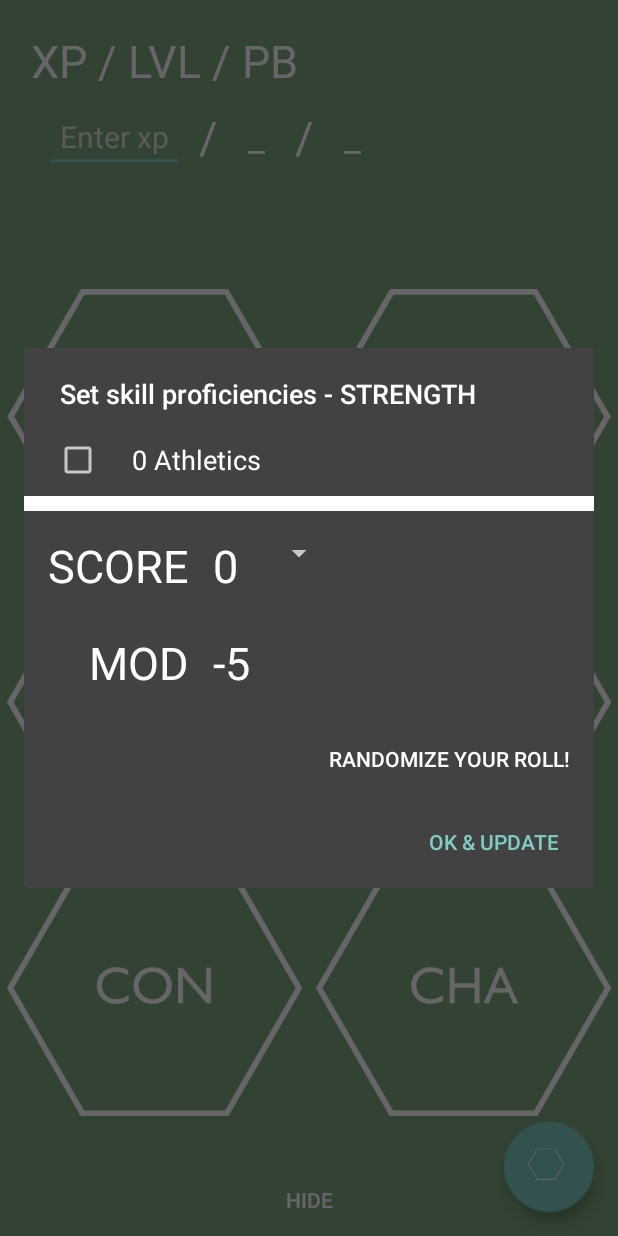
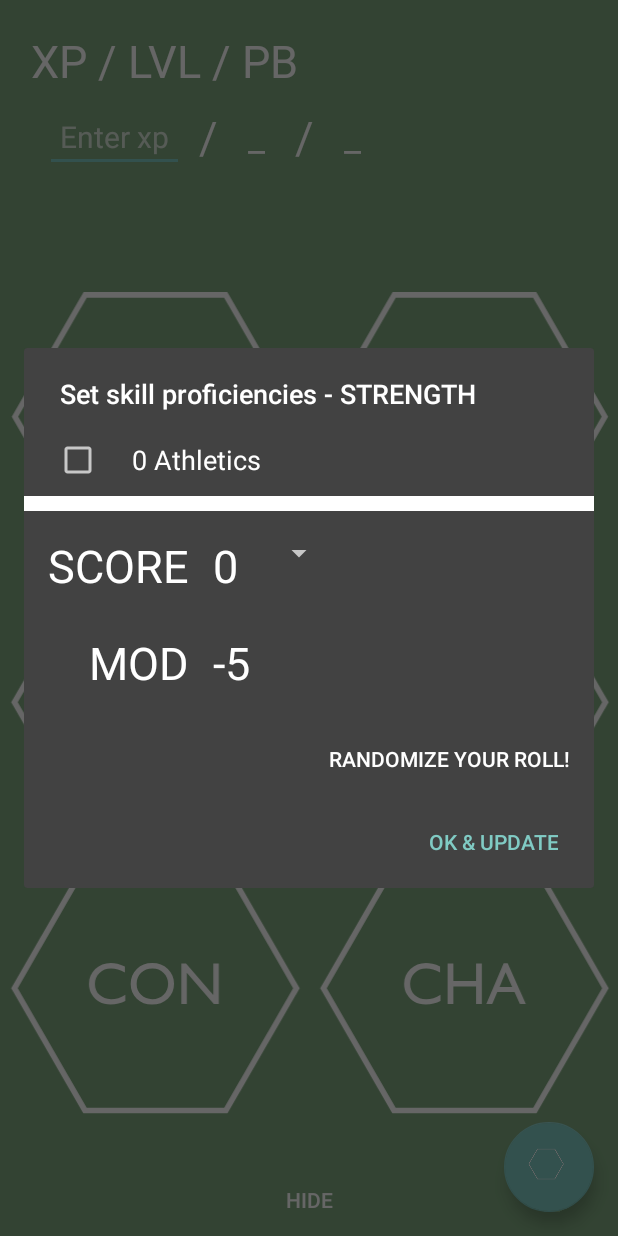
Before and after one commit to kottbulle86/EasyDND, an Android app: the MainActivity screen opened directly, with no data from a screen before it, after a tap on an icon or button, on a phone screen of 412 x 824 dp. Run offline under Robolectric (Android 15) with nearby library versions, the phone set to English and light mode, and no system bars; libraries missing offline, so code that uses them is left out: com.vstechlab.easyfonts; 3 other taps on this screen came first.

Commit message:
Vector design added to expand2 and expand3 menues

```diff
--- /dev/null
+++ b/app/src/main/res/drawable/vector_ability_shape.xml
@@ -0,0 +1,12 @@
+<?xml version="1.0" encoding="utf-8"?>
+<vector xmlns:android="http://schemas.android.com/apk/res/android"
+    android:width="104.132dp"
+    android:height="90.633dp"
+    android:viewportWidth="104.132"
+    android:viewportHeight="90.633">
+
+    <path
+        android:strokeColor="#FFFFFF"
+        android:strokeWidth="2"
+        android:pathData="M 27.391 88.696 L 2.391 45.394 L 27.391 2.093 L 77.391 2.093 L 102.391 45.394 L 77.391 88.696 Z" />
+</vector>
--- /dev/null
+++ b/app/src/main/res/drawable/vector_ability_shape_cha.xml
@@ -0,0 +1,26 @@
+<?xml version="1.0" encoding="utf-8"?>
+<vector xmlns:android="http://schemas.android.com/apk/res/android"
+    android:width="104.132dp"
+    android:height="90.633dp"
+    android:viewportWidth="104.132"
+    android:viewportHeight="90.633">
+
+    <path
+        android:strokeColor="#FFFFFF"
+        android:strokeWidth="2"
+        android:pathData="M 27.391 88.696 L 2.391 45.394 L 27.391 2.093 L 77.391 2.093 L 102.391 45.394 L 77.391 88.696 Z" />
+    <path
+        android:fillColor="#FFFFFF"
+        android:pathData="M43.899,47.669v2.256c-1.504,0.82-3.24,1.23-5.209,1.23c-1.6,0-2.957-0.32-4.071-0.963
+s-1.996-1.528-2.646-2.656S31,45.188,31,43.876c0-2.085,0.743-3.838,2.23-5.26c1.486-1.422,3.32-2.133,5.501-2.133
+c1.504,0,3.175,0.393,5.014,1.179v2.205c-1.675-0.957-3.312-1.436-4.912-1.436c-1.641,0-3.003,0.518-4.086,1.553
+c-1.084,1.036-1.625,2.333-1.625,3.892c0,1.572,0.533,2.864,1.6,3.875s2.43,1.518,4.091,1.518
+C40.549,49.269,42.245,48.736,43.899,47.669z" />
+    <path
+        android:fillColor="#FFFFFF"
+        android:pathData="M56.522,36.667h2.051v14.324h-2.051v-6.234h-8.05v6.234h-2.051V36.667h2.051v6.193h8.05V36.667z" />
+    <path
+        android:fillColor="#FFFFFF"
+        android:pathData="M66.304,36.585h1.441l6.424,14.406h-2.1l-1.909-4.244h-6.111l-1.79,4.244h-2.107L66.304,36.585z
+M69.318,44.922l-2.312-5.188l-2.143,5.188H69.318z" />
+</vector>
--- /dev/null
+++ b/app/src/main/res/drawable/vector_ability_shape_con.xml
@@ -0,0 +1,31 @@
+<?xml version="1.0" encoding="utf-8"?>
+<vector xmlns:android="http://schemas.android.com/apk/res/android"
+    android:width="104.132dp"
+    android:height="90.633dp"
+    android:viewportWidth="104.132"
+    android:viewportHeight="90.633">
+
+    <path
+        android:strokeColor="#FFFFFF"
+        android:strokeWidth="2"
+        android:pathData="M 27.391 88.696 L 2.391 45.394 L 27.391 2.093 L 77.391 2.093 L 102.391 45.394 L 77.391 88.696 Z" />
+    <path
+        android:fillColor="#FFFFFF"
+        android:pathData="M41.715,47.669v2.256c-1.504,0.82-3.24,1.23-5.209,1.23c-1.6,0-2.957-0.32-4.071-0.963
+s-1.996-1.528-2.646-2.656s-0.974-2.348-0.974-3.661c0-2.085,0.743-3.838,2.23-5.26c1.486-1.422,3.32-2.133,5.501-2.133
+c1.504,0,3.175,0.393,5.014,1.179v2.205c-1.675-0.957-3.312-1.436-4.912-1.436c-1.641,0-3.003,0.518-4.086,1.553
+c-1.084,1.036-1.625,2.333-1.625,3.892c0,1.572,0.533,2.864,1.6,3.875s2.43,1.518,4.091,1.518
+C38.366,49.269,40.061,48.736,41.715,47.669z" />
+    <path
+        android:fillColor="#FFFFFF"
+        android:pathData="M51.267,36.462c2.213,0,4.056,0.701,5.528,2.102c1.472,1.401,2.208,3.158,2.208,5.271
+s-0.743,3.86-2.229,5.245c-1.486,1.385-3.359,2.076-5.621,2.076c-2.159,0-3.958-0.691-5.395-2.076
+c-1.438-1.385-2.157-3.119-2.157-5.204c0-2.14,0.724-3.91,2.172-5.312S49.053,36.462,51.267,36.462z
+M51.349,38.411
+c-1.64,0-2.986,0.513-4.042,1.538s-1.583,2.334-1.583,3.927c0,1.545,0.529,2.831,1.588,3.856s2.384,1.537,3.975,1.537
+c1.598,0,2.932-0.522,4-1.568c1.069-1.046,1.604-2.348,1.604-3.907c0-1.518-0.534-2.794-1.604-3.83
+C54.219,38.929,52.906,38.411,51.349,38.411z" />
+    <path
+        android:fillColor="#FFFFFF"
+        android:pathData="M72.908,36.667h1.948v14.324h-1.764L63.515,39.96v11.032h-1.928V36.667h1.661l9.659,11.126V36.667z" />
+</vector>
--- /dev/null
+++ b/app/src/main/res/drawable/vector_ability_shape_dex.xml
@@ -0,0 +1,27 @@
+<?xml version="1.0" encoding="utf-8"?>
+<vector xmlns:android="http://schemas.android.com/apk/res/android"
+    android:width="104.132dp"
+    android:height="90.633dp"
+    android:viewportWidth="104.132"
+    android:viewportHeight="90.633">
+
+    <path
+        android:strokeColor="#FFFFFF"
+        android:strokeWidth="2"
+        android:pathData="M 27.391 88.696 L 2.391 45.394 L 27.391 2.093 L 77.391 2.093 L 102.391 45.394 L 77.391 88.696 Z" />
+    <path
+        android:fillColor="#FFFFFF"
+        android:pathData="M33.107,50.972V36.667h4.83c1.948,0,3.49,0.292,4.625,0.876c1.135,0.585,2.037,1.444,2.707,2.579
+s1.005,2.372,1.005,3.712c0,0.957-0.185,1.873-0.554,2.749c-0.369,0.875-0.896,1.644-1.579,2.307
+c-0.697,0.684-1.507,1.199-2.43,1.549c-0.54,0.211-1.036,0.354-1.487,0.426c-0.451,0.07-1.312,0.107-2.584,0.107H33.107z
+M37.721,38.493h-2.563v10.653h2.625c1.025,0,1.822-0.069,2.389-0.209c0.567-0.141,1.041-0.318,1.42-0.533
+c0.379-0.217,0.726-0.48,1.041-0.795c1.012-1.025,1.518-2.321,1.518-3.887c0-1.538-0.52-2.792-1.559-3.763
+c-0.383-0.362-0.822-0.66-1.318-0.892s-0.965-0.386-1.41-0.461S38.706,38.493,37.721,38.493z" />
+    <path
+        android:fillColor="#FFFFFF"
+        android:pathData="M48.836,36.667h8.121v1.825h-6.07v4.368h5.865v1.835h-5.865v4.45h6.265v1.826h-8.315V36.667z" />
+    <path
+        android:fillColor="#FFFFFF"
+        android:pathData="M69.707,36.667h2.479l-5.731,6.909l6.131,7.415h-2.478l-4.879-5.938l-4.924,5.938h-2.506l6.165-7.416
+l-5.724-6.908h2.502l4.496,5.471L69.707,36.667z" />
+</vector>
--- /dev/null
+++ b/app/src/main/res/drawable/vector_ability_shape_int.xml
@@ -0,0 +1,21 @@
+<?xml version="1.0" encoding="utf-8"?>
+<vector xmlns:android="http://schemas.android.com/apk/res/android"
+    android:width="104.132dp"
+    android:height="90.633dp"
+    android:viewportWidth="104.132"
+    android:viewportHeight="90.633">
+
+    <path
+        android:strokeColor="#FFFFFF"
+        android:strokeWidth="2"
+        android:pathData="M 27.391 88.696 L 2.391 45.394 L 27.391 2.093 L 77.391 2.093 L 102.391 45.394 L 77.391 88.696 Z" />
+    <path
+        android:fillColor="#FFFFFF"
+        android:pathData="M36.501,36.667h2.051v14.324h-2.051V36.667z" />
+    <path
+        android:fillColor="#FFFFFF"
+        android:pathData="M53.112,36.667h1.948v14.324h-1.763L43.72,39.96v11.032h-1.928V36.667h1.661l9.659,11.126V36.667z" />
+    <path
+        android:fillColor="#FFFFFF"
+        android:pathData="M56.907,36.647h11.966v1.825h-4.993v12.52h-2.062v-12.52h-4.911V36.647z" />
+</vector>
--- /dev/null
+++ b/app/src/main/res/drawable/vector_ability_shape_str.xml
@@ -0,0 +1,34 @@
+<?xml version="1.0" encoding="utf-8"?>
+<vector xmlns:android="http://schemas.android.com/apk/res/android"
+    android:width="104.132dp"
+    android:height="90.633dp"
+    android:viewportWidth="104.132"
+    android:viewportHeight="90.633">
+
+    <path
+        android:strokeColor="#FFFFFF"
+        android:strokeWidth="2"
+        android:pathData="M 27.391 88.696 L 2.391 45.394 L 27.391 2.093 L 77.391 2.093 L 102.391 45.394 L 77.391 88.696 Z" />
+    <path
+        android:fillColor="#FFFFFF"
+        android:pathData="M39.7,44.99l-1.559-0.947c-0.978-0.597-1.673-1.184-2.087-1.762c-0.414-0.577-0.62-1.242-0.62-1.994
+c0-1.128,0.391-2.044,1.174-2.748s1.8-1.056,3.051-1.056c1.196,0,2.293,0.336,3.292,1.007v2.328
+c-1.032-0.993-2.143-1.489-3.333-1.489c-0.67,0-1.22,0.155-1.651,0.465c-0.431,0.31-0.646,0.707-0.646,1.19
+c0,0.429,0.159,0.831,0.476,1.205c0.317,0.375,0.827,0.768,1.53,1.18l1.566,0.927c1.747,1.044,2.621,2.372,2.621,3.986
+c0,1.148-0.385,2.081-1.153,2.799c-0.77,0.719-1.769,1.076-3,1.076c-1.415,0-2.704-0.434-3.866-1.305v-2.604
+c1.107,1.402,2.389,2.104,3.845,2.104c0.643,0,1.177-0.178,1.605-0.536c0.427-0.357,0.641-0.806,0.641-1.343
+C41.587,46.599,40.958,45.772,39.7,44.99z" />
+    <path
+        android:fillColor="#FFFFFF"
+        android:pathData="M44.55,36.647h11.967v1.825h-4.994v12.52h-2.061v-12.52H44.55V36.647z" />
+    <path
+        android:fillColor="#FFFFFF"
+        android:pathData="M58.516,50.992V36.667h3.589c1.449,0,2.6,0.359,3.45,1.077c0.852,0.718,1.277,1.688,1.277,2.912
+c0,0.834-0.209,1.555-0.626,2.164s-1.015,1.063-1.794,1.364c0.457,0.301,0.905,0.711,1.343,1.23s1.053,1.425,1.846,2.717
+c0.499,0.813,0.898,1.425,1.2,1.835l0.758,1.025H67.12l-0.625-0.943c-0.021-0.033-0.062-0.092-0.123-0.174l-0.399-0.564
+l-0.635-1.047l-0.687-1.118c-0.423-0.589-0.811-1.057-1.163-1.404c-0.353-0.348-0.671-0.599-0.955-0.752s-0.762-0.23-1.432-0.23
+h-0.534v6.234H58.516z
+M61.182,38.411h-0.615v4.522h0.779c1.039,0,1.752-0.089,2.138-0.267c0.387-0.178,0.688-0.446,0.902-0.805
+c0.216-0.359,0.323-0.768,0.323-1.226c0-0.451-0.12-0.859-0.359-1.226c-0.239-0.365-0.575-0.624-1.01-0.774
+C62.907,38.486,62.187,38.411,61.182,38.411z" />
+</vector>
--- /dev/null
+++ b/app/src/main/res/drawable/vector_ability_shape_wis.xml
@@ -0,0 +1,28 @@
+<?xml version="1.0" encoding="utf-8"?>
+<vector xmlns:android="http://schemas.android.com/apk/res/android"
+    android:width="104.132dp"
+    android:height="90.633dp"
+    android:viewportWidth="104.132"
+    android:viewportHeight="90.633">
+
+    <path
+        android:strokeColor="#FFFFFF"
+        android:strokeWidth="2"
+        android:pathData="M 27.391 88.696 L 2.391 45.394 L 27.391 2.093 L 77.391 2.093 L 102.391 45.394 L 77.391 88.696 Z" />
+    <path
+        android:fillColor="#FFFFFF"
+        android:pathData="M53.518,36.667h2.045l-5.792,14.387h-0.45l-4.684-11.649l-4.732,11.649h-0.44l-5.773-14.387h2.066
+l3.947,9.875l3.974-9.875h1.939l3.992,9.875L53.518,36.667z" />
+    <path
+        android:fillColor="#FFFFFF"
+        android:pathData="M57.173,36.667h2.051v14.324h-2.051V36.667z" />
+    <path
+        android:fillColor="#FFFFFF"
+        android:pathData="M65.951,44.99l-1.559-0.947c-0.978-0.597-1.673-1.184-2.087-1.762c-0.413-0.577-0.62-1.242-0.62-1.994
+c0-1.128,0.392-2.044,1.174-2.748c0.783-0.704,1.8-1.056,3.051-1.056c1.196,0,2.293,0.336,3.291,1.007v2.328
+c-1.032-0.993-2.143-1.489-3.332-1.489c-0.67,0-1.221,0.155-1.65,0.465c-0.432,0.31-0.646,0.707-0.646,1.19
+c0,0.429,0.158,0.831,0.476,1.205s0.827,0.768,1.53,1.18l1.566,0.927c1.747,1.044,2.621,2.372,2.621,3.986
+c0,1.148-0.385,2.081-1.153,2.799c-0.77,0.719-1.769,1.076-2.999,1.076c-1.416,0-2.704-0.434-3.866-1.305v-2.604
+c1.107,1.402,2.39,2.104,3.845,2.104c0.643,0,1.178-0.178,1.605-0.536c0.427-0.357,0.641-0.806,0.641-1.343
+C67.837,46.599,67.208,45.772,65.951,44.99z" />
+</vector>
--- a/app/src/main/res/layout/activity_main.xml
+++ b/app/src/main/res/layout/activity_main.xml
@@ -18,6 +18,6 @@
         android:layout_gravity="bottom|end"
         android:layout_margin="@dimen/fab_margin"
         android:background="@color/transparent_background"
-        android:src="@drawable/abilityshape" />
+        app:srcCompat="@drawable/vector_ability_shape" />
 
 </android.support.design.widget.CoordinatorLayout>
--- a/app/src/main/res/layout/activity_splash_screen.xml
+++ b/app/src/main/res/layout/activity_splash_screen.xml
@@ -1,5 +1,6 @@
 <?xml version="1.0" encoding="utf-8"?>
 <LinearLayout xmlns:android="http://schemas.android.com/apk/res/android"
+    xmlns:app="http://schemas.android.com/apk/res-auto"
     android:orientation="vertical"
     android:layout_width="fill_parent"
     android:layout_height="fill_parent"
@@ -9,7 +10,7 @@
     <ImageView android:id="@+id/splashscreen"
         android:layout_width="wrap_content"
         android:layout_height="wrap_content"
-        android:src="@drawable/abilityshape"
+        app:srcCompat="@drawable/vector_ability_shape"
         android:layout_gravity="center"
         android:contentDescription="@string/splashimage" />
 
--- a/app/src/main/res/layout/expandlayout2.xml
+++ b/app/src/main/res/layout/expandlayout2.xml
@@ -121,7 +121,7 @@
 
                 <ImageButton
                     android:id="@+id/button_str"
-                    android:src="@drawable/ability_shape_str"
+                    app:srcCompat="@drawable/vector_ability_shape_str"
                     android:scaleType="fitCenter"
                     android:paddingTop="10dp"
                     android:paddingBottom="10dp"
@@ -132,7 +132,7 @@
 
                 <ImageButton
                     android:id="@+id/button_dex"
-                    android:src="@drawable/ability_shape_dex"
+                    app:srcCompat="@drawable/vector_ability_shape_dex"
                     android:scaleType="fitCenter"
                     android:paddingTop="10dp"
                     android:paddingBottom="10dp"
@@ -143,7 +143,7 @@
 
                 <ImageButton
                     android:id="@+id/button_con"
-                    android:src="@drawable/ability_shape_con"
+                    app:srcCompat="@drawable/vector_ability_shape_con"
                     android:scaleType="fitCenter"
                     android:paddingTop="10dp"
                     android:paddingBottom="10dp"
@@ -163,7 +163,7 @@
 
                 <ImageButton
                     android:id="@+id/button_int"
-                    android:src="@drawable/ability_shape_int"
+                    app:srcCompat="@drawable/vector_ability_shape_int"
                     android:scaleType="fitCenter"
                     android:paddingTop="10dp"
                     android:paddingBottom="10dp"
@@ -174,7 +174,7 @@
 
                 <ImageButton
                     android:id="@+id/button_wis"
-                    android:src="@drawable/ability_shape_wis"
+                    app:srcCompat="@drawable/vector_ability_shape_wis"
                     android:scaleType="fitCenter"
                     android:paddingTop="10dp"
                     android:paddingBottom="10dp"
@@ -185,7 +185,7 @@
 
                 <ImageButton
                     android:id="@+id/button_cha"
-                    android:src="@drawable/ability_shape_cha"
+                    app:srcCompat="@drawable/vector_ability_shape_cha"
                     android:scaleType="fitCenter"
                     android:paddingTop="10dp"
                     android:paddingBottom="10dp"
--- a/app/src/main/res/layout/expandlayout3.xml
+++ b/app/src/main/res/layout/expandlayout3.xml
@@ -36,10 +36,11 @@
             android:id="@+id/dice_roll_button"
             android:layout_width="wrap_content"
             android:layout_height="wrap_content"
-            android:layout_margin="25dp"
             android:layout_gravity="center"
-            android:src="@drawable/abilityshape"
-            android:background="#00ffffff"/>
+            android:padding="25dp"
+            android:scaleType="center"
+            app:srcCompat="@drawable/vector_ability_shape"
+            android:background="@color/transparent_background"/>
 
         <LinearLayout
             android:layout_width="match_parent"
```
Also changed, not shown: app/src/main/res/drawable/ability_shape_cha.png (deleted), app/src/main/res/drawable/ability_shape_con.png (deleted), app/src/main/res/drawable/ability_shape_dex.png (deleted), app/src/main/res/drawable/ability_shape_int.png (deleted), app/src/main/res/drawable/ability_shape_str.png (deleted), app/src/main/res/drawable/ability_shape_wis.png (deleted), app/src/main/res/drawable/abilityshape.png (deleted).
